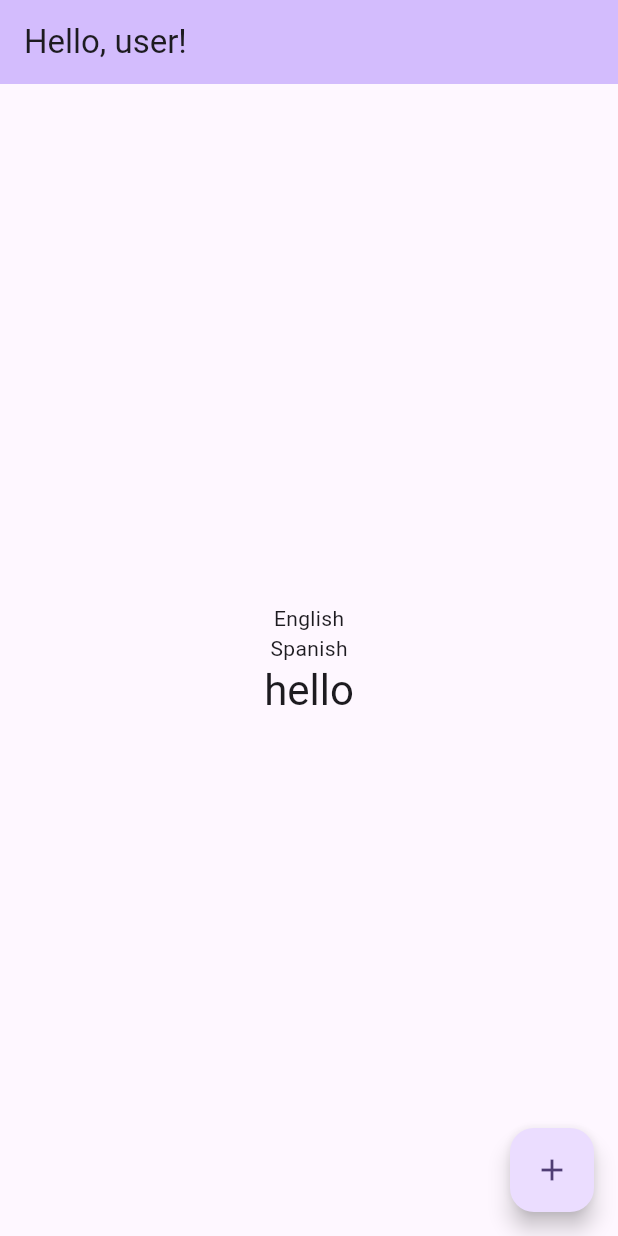
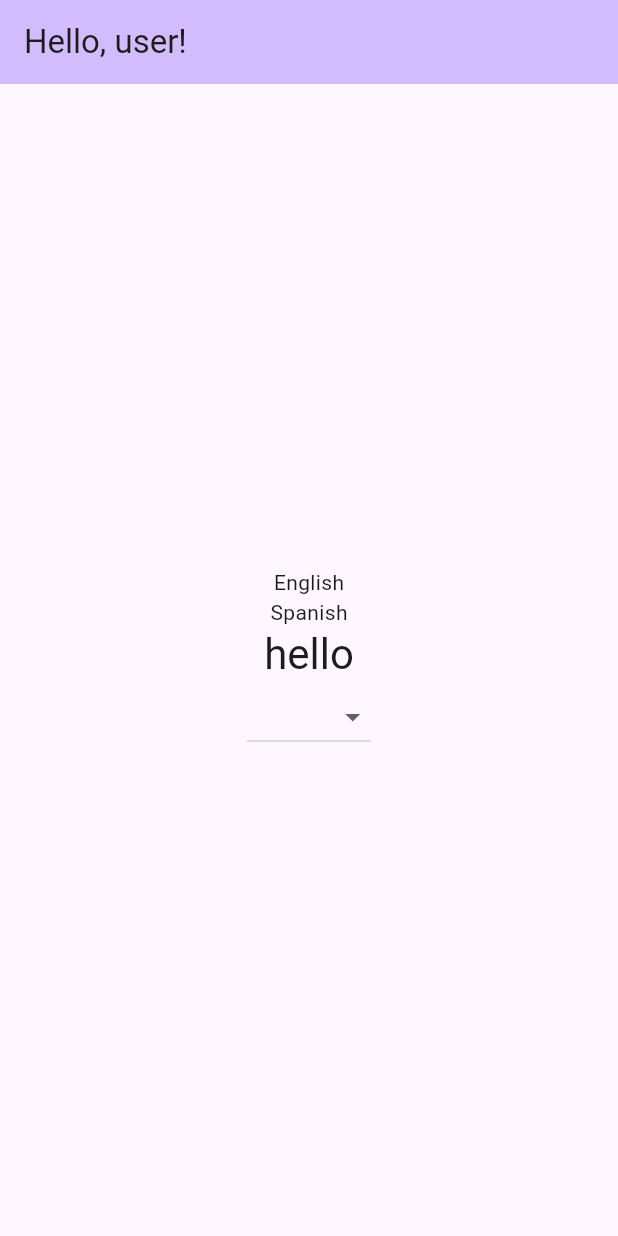
Before and after one commit to lukeschleder/localization_app, a Flutter app: the screen it shows after launch, on a phone screen of 412 x 824 dp. Run offline on Flutter 3.47's test engine with Material 2 defaults, Android fonts, the phone set to English and light mode, and no system bars; generated files the repository leaves out were written again.

Commit message:
add dropdown and ability to change locale language

```diff
--- a/lib/main.dart
+++ b/lib/main.dart
@@ -18,16 +18,15 @@
 class MyAppState extends State<MyApp> {
   Locale _locale = const Locale('en');
 
-  void setLocale(Locale value) {
+  void setLocale(String selectedValue) {
     setState(() {
-      _locale = value;
+      _locale = Locale(selectedValue);
     });
   }
 
   @override
   Widget build(BuildContext context) {
     return MaterialApp(
-      title: 'Flutter Demo',
       theme: ThemeData(
         colorScheme: ColorScheme.fromSeed(seedColor: Colors.deepPurple),
         useMaterial3: true,
@@ -35,16 +34,23 @@
       locale: _locale,
       localizationsDelegates: AppLocalizations.localizationsDelegates,
       supportedLocales: AppLocalizations.supportedLocales,
-      home: const MyHomePage(),
+      home: WelcomeScreen(locale: _locale),
     );
   }
 }
 
-class MyHomePage extends StatelessWidget {
-  const MyHomePage({super.key});
+class WelcomeScreen extends StatelessWidget {
+  const WelcomeScreen({super.key, required locale});
+
 
   @override
   Widget build(BuildContext context) {
+
+    void dropDownCallBack(String? selectedValue) {
+      MyApp.of(context)!
+          .setLocale(selectedValue ?? AppLocalizations.supportedLocales.first.languageCode);
+    }
+
     // This method is rerun every time setState is called
     return Scaffold(
       appBar: AppBar(
@@ -64,15 +70,22 @@
               'hello',
               style: Theme.of(context).textTheme.headlineMedium,
             ),
+            DropdownButton(
+              items: const [
+                DropdownMenuItem(value: 'en', child: Text('English')),
+                DropdownMenuItem(value: 'es', child: Text('Spanish')),
+              ],
+              onChanged: dropDownCallBack,
+            ),
           ],
         ),
       ),
-      floatingActionButton: FloatingActionButton(
-        onPressed: () => MyApp.of(context)!
-            .setLocale(const Locale.fromSubtags(languageCode: 'es')),
-        tooltip: 'Increment',
-        child: const Icon(Icons.add),
-      ),
+      // floatingActionButton: FloatingActionButton(
+      //   onPressed: () => MyApp.of(context)!
+      //       .setLocale(const Locale.fromSubtags(languageCode: 'es')),
+      //   tooltip: 'Increment',
+      //   child: const Icon(Icons.add),
+      // ),
     );
   }
 }
```
